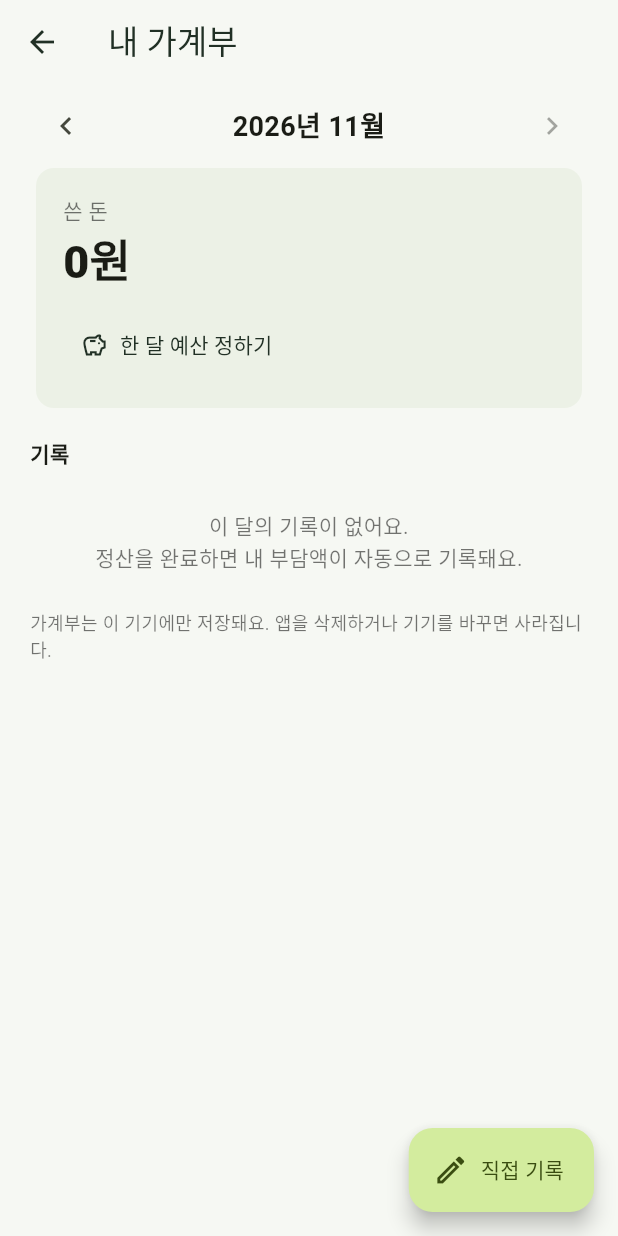
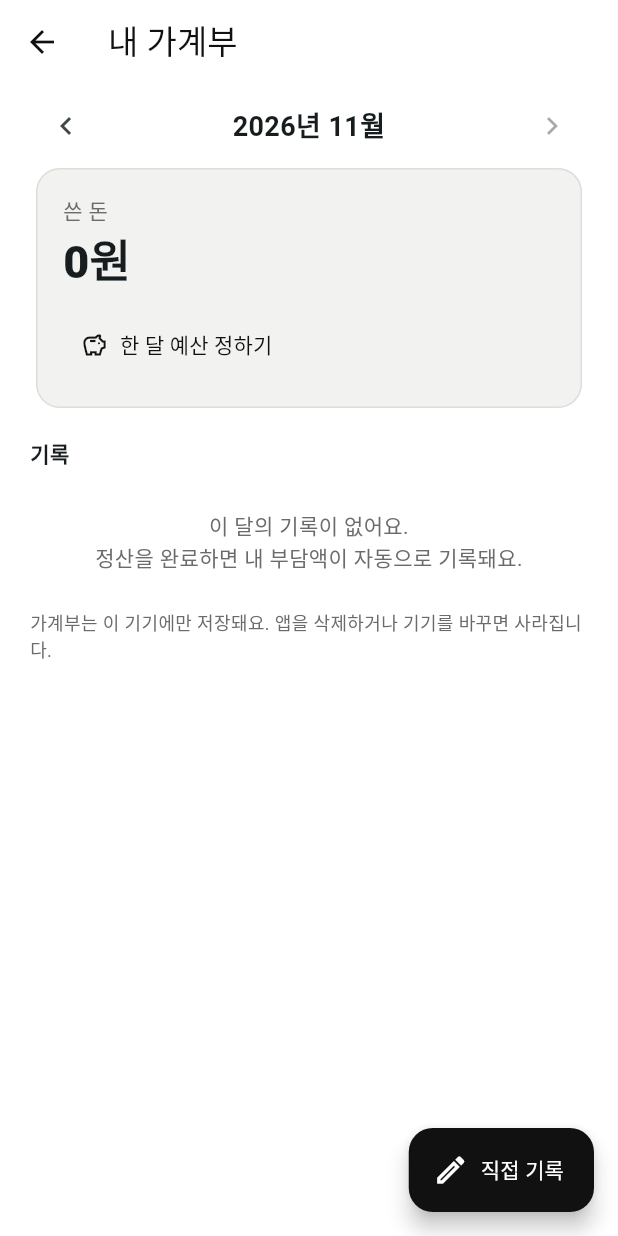
Before and after one commit to skngyj/toong, a Flutter app: the screen it shows after launch, after a tap on "내 가계부", on a phone screen of 412 x 824 dp. Run offline on Flutter 3.47's test engine with Material 3 defaults, Android fonts, the phone set to English and light mode, and no system bars; our stand-ins replace app_links, image_picker, shared_preferences, supabase_flutter; accounts and stored records are empty.

Commit message:
design: 앱 색을 아이콘과 같은 흑백으로 바꾸고 홈에 로고 추가
- lib/theme.dart로 색과 테마를 모음: 흰 바탕, 검정 주요 버튼·글씨, 옅은 회색 카드
- 취소·예산 초과는 빨강, 주의 안내는 기존 옅은 주황 유지
- 홈 화면 제목 위에 아이콘과 같은 4조각 '퉁' 로고(assets/logo.png)

Co-Authored-By: Claude Opus 5.5 <noreply@anthropic.com>
Claude-Session: https://claude.ai/code/session_017fyv9J7iQ4yWcBZU2n6JYN

```diff
--- a/lib/app.dart
+++ b/lib/app.dart
@@ -14,12 +14,11 @@ import 'domain/receipt.dart';
 import 'domain/record.dart';
 import 'domain/settlement.dart';
 import 'ledger_page.dart';
-
-const _ink = Color(0xFF213025);
-const _lime = Color(0xFFC8EE7D);
-const _canvas = Color(0xFFF6F8F3);
-const _soft = Color(0xFFECF1E6);
-const _danger = Color(0xFFE5484D);
+import 'theme.dart';
+
+const _ink = toongInk;
+const _soft = toongSoft;
+const _danger = toongDanger;
 
 String money(int value) =>
     '${value.toString().replaceAllMapped(RegExp(r'\B(?=(\d{3})+(?!\d))'), (_) => ',')}원';
@@ -91,39 +90,7 @@ class _ToongAppState extends State<ToongApp> {
     navigatorKey: navigator,
     title: '퉁',
     debugShowCheckedModeBanner: false,
-    theme: ThemeData(
-      useMaterial3: true,
-      colorScheme: ColorScheme.fromSeed(
-        seedColor: _lime,
-        primary: _ink,
-        surface: _canvas,
-      ),
-      scaffoldBackgroundColor: _canvas,
-      appBarTheme: const AppBarTheme(
-        backgroundColor: _canvas,
-        foregroundColor: _ink,
-        centerTitle: false,
-      ),
-      filledButtonTheme: FilledButtonThemeData(
-        style: FilledButton.styleFrom(
-          backgroundColor: _lime,
-          foregroundColor: _ink,
-          minimumSize: const Size(double.infinity, 54),
-          shape: RoundedRectangleBorder(
-            borderRadius: BorderRadius.circular(18),
-          ),
-        ),
-      ),
-      inputDecorationTheme: InputDecorationTheme(
-        filled: true,
-        fillColor: Colors.white,
-        border: OutlineInputBorder(borderRadius: BorderRadius.circular(16)),
-        contentPadding: const EdgeInsets.symmetric(
-          horizontal: 16,
-          vertical: 14,
-        ),
-      ),
-    ),
+    theme: toongTheme(),
     home: HomePage(store: store),
   );
 }
@@ -259,7 +226,7 @@ class _TextDialogState extends State<_TextDialog> {
           if (widget.help != null)
             Text(
               widget.help!,
-              style: const TextStyle(fontSize: 13, color: Colors.black54),
+              style: const TextStyle(fontSize: 13, color: toongSub),
             ),
         ],
       ),
@@ -327,6 +294,17 @@ class HomePage extends StatelessWidget {
           crossAxisAlignment: CrossAxisAlignment.stretch,
           children: [
             const Spacer(flex: 2),
+            // 앱 아이콘과 같은 4조각 '퉁' 로고.
+            Align(
+              alignment: Alignment.centerLeft,
+              child: Image.asset(
+                'assets/logo.png',
+                width: 64,
+                height: 64,
+                semanticLabel: '퉁 로고',
+              ),
+            ),
+            const SizedBox(height: 22),
             const Text(
               '복잡한 정산,\n퉁으로 끝.',
               style: TextStyle(
@@ -617,7 +595,7 @@ class _RoomListPageState extends State<RoomListPage> {
                 padding: EdgeInsets.only(bottom: 8),
                 child: Text(
                   '이 기기에만 저장돼 있어요. 앱을 삭제하거나 기기를 바꾸면 사라집니다.',
-                  style: TextStyle(fontSize: 13, color: Colors.black54),
+                  style: TextStyle(fontSize: 13, color: toongSub),
                 ),
               ),
             ],
@@ -1140,7 +1118,7 @@ class _RoomPageState extends State<RoomPage> {
                     child: Text(
                       '체험 모드 · 이 기기에만 저장됩니다. 다른 기기와 연결하려면 서버 설정이 필요해요.',
                       textAlign: TextAlign.center,
-                      style: TextStyle(fontSize: 12, color: Colors.black54),
+                      style: TextStyle(fontSize: 12, color: toongSub),
                     ),
                   ),
               ],
@@ -1192,7 +1170,7 @@ class _ExpiryCard extends StatelessWidget {
       _ => (Icons.timer_outlined, left, roomExpiryNotice),
     };
     return Card(
-      color: expired || urgent ? const Color(0xFFFFF1E6) : _soft,
+      color: expired || urgent ? toongWarn : _soft,
       elevation: 0,
       child: Padding(
         padding: const EdgeInsets.all(16),
@@ -1212,7 +1190,7 @@ class _ExpiryCard extends StatelessWidget {
                   const SizedBox(height: 4),
                   Text(
                     body,
-                    style: const TextStyle(fontSize: 13, color: Colors.black54),
+                    style: const TextStyle(fontSize: 13, color: toongSub),
                   ),
                   if (onExtend != null || onFreeze != null || onThaw != null)
                     Padding(
@@ -1674,7 +1652,7 @@ class _ScanSummary extends StatelessWidget {
     };
     return Card(
       margin: const EdgeInsets.only(top: 12),
-      color: warn ? const Color(0xFFFFF1E6) : _soft,
+      color: warn ? toongWarn : _soft,
       elevation: 0,
       child: Padding(
         padding: const EdgeInsets.all(16),
@@ -1693,7 +1671,7 @@ class _ScanSummary extends StatelessWidget {
             const SizedBox(height: 4),
             const Text(
               '인식 결과가 틀릴 수 있어요. 항목을 확인하고 먹은 사람을 골라주세요.',
-              style: TextStyle(fontSize: 13, color: Colors.black54),
+              style: TextStyle(fontSize: 13, color: toongSub),
             ),
             TextButton.icon(
               onPressed: onSelectAll,
@@ -1810,7 +1788,7 @@ class _DrawDialogState extends State<DrawDialog>
               height: 88,
               alignment: Alignment.center,
               decoration: BoxDecoration(
-                color: done ? _lime : _soft,
+                color: done ? _ink : _soft,
                 borderRadius: BorderRadius.circular(20),
               ),
               child: Text(
@@ -1818,10 +1796,10 @@ class _DrawDialogState extends State<DrawDialog>
                 maxLines: 1,
                 overflow: TextOverflow.ellipsis,
                 key: const Key('draw-slot'),
-                style: const TextStyle(
+                style: TextStyle(
                   fontSize: 30,
                   fontWeight: FontWeight.w800,
-                  color: _ink,
+                  color: done ? Colors.white : _ink,
                 ),
               ),
             ),
@@ -1948,7 +1926,7 @@ class _RemainderPageState extends State<RemainderPage> {
                   children: [
                     Text(
                       entry.expense.title,
-                      style: const TextStyle(color: Colors.black54),
+                      style: const TextStyle(color: toongSub),
                     ),
                     const SizedBox(height: 4),
                     Text(
@@ -1984,7 +1962,7 @@ class _RemainderPageState extends State<RemainderPage> {
                       const SizedBox(height: 6),
                       const Text(
                         '또는 직접 고르기',
-                        style: TextStyle(fontSize: 13, color: Colors.black54),
+                        style: TextStyle(fontSize: 13, color: toongSub),
                       ),
                       const SizedBox(height: 4),
                     ],
@@ -2096,7 +2074,7 @@ class SettlementPage extends StatelessWidget {
           const SizedBox(height: 10),
           const Text(
             '송금은 사용 중인 은행 앱에서 진행해주세요.',
-            style: TextStyle(color: Colors.black54),
+            style: TextStyle(color: toongSub),
           ),
           const SizedBox(height: 24),
           ExpansionTile(
@@ -2120,7 +2098,7 @@ class SettlementPage extends StatelessWidget {
               padding: EdgeInsets.only(top: 16),
               child: Text(
                 '미연결 과거 참여자가 포함돼 있어요. 송금 대상과 금액을 확인해주세요.',
-                style: TextStyle(color: Colors.black54),
+                style: TextStyle(color: toongSub),
               ),
             ),
         ],
--- a/lib/ledger_page.dart
+++ b/lib/ledger_page.dart
@@ -5,12 +5,13 @@ import 'app.dart';
 import 'data/ledger_store.dart';
 import 'data/record_store.dart';
 import 'domain/ledger.dart';
+import 'theme.dart';
 import 'data/room_store.dart' show newId;
 
-const _warnColor = Color(0xFFFFF1E6);
-const _overColor = Color(0xFFE5484D);
-const _okColor = Color(0xFFC8EE7D);
-const _softColor = Color(0xFFECF1E6);
+const _warnColor = toongWarn;
+const _overColor = toongDanger;
+const _okColor = toongInk;
+const _softColor = toongSoft;
 
 /// 예산 알림 창. 문구가 없으면 아무것도 하지 않는다.
 Future<void> showBudgetAlert(BuildContext context, String? message) async {
@@ -198,7 +199,7 @@ class _LedgerPageState extends State<LedgerPage> {
                     child: Text(
                       '이 달의 기록이 없어요.\n정산을 완료하면 내 부담액이 자동으로 기록돼요.',
                       textAlign: TextAlign.center,
-                      style: TextStyle(color: Colors.black54),
+                      style: TextStyle(color: toongSub),
                     ),
                   ),
                 for (final e in monthly)
@@ -224,7 +225,7 @@ class _LedgerPageState extends State<LedgerPage> {
                   ),
                 const Text(
                   '가계부는 이 기기에만 저장돼요. 앱을 삭제하거나 기기를 바꾸면 사라집니다.',
-                  style: TextStyle(fontSize: 12, color: Colors.black54),
+                  style: TextStyle(fontSize: 12, color: toongSub),
                 ),
               ],
             ),
@@ -254,7 +255,7 @@ class _SummaryCard extends StatelessWidget {
         child: Column(
           crossAxisAlignment: CrossAxisAlignment.start,
           children: [
-            const Text('쓴 돈', style: TextStyle(color: Colors.black54)),
+            const Text('쓴 돈', style: TextStyle(color: toongSub)),
             Text(
               money(spent),
               style: const TextStyle(fontSize: 30, fontWeight: FontWeight.w800),
--- /dev/null
+++ b/lib/theme.dart
@@ -0,0 +1,94 @@
+import 'package:flutter/material.dart';
+
+/// 앱 색. 앱 아이콘(검정 바탕 위 흰 영수증, 검정 글씨)과 같은 흑백 계열이다.
+const toongInk = Color(0xFF111111);
+
+/// 아이콘 바탕색. 진한 강조가 필요할 때 쓴다.
+const toongDark = Color(0xFF222222);
+
+/// 화면 바탕. 영수증 종이처럼 흰색.
+const toongCanvas = Color(0xFFFFFFFF);
+
+/// 카드·안내 상자 바탕. 아주 옅은 회색.
+const toongSoft = Color(0xFFF2F2F0);
+
+/// 테두리·구분선.
+const toongLine = Color(0xFFDDDDDA);
+
+/// 보조 글씨.
+const toongSub = Color(0xFF6B6B6B);
+
+/// 주의가 필요한 안내 상자 바탕(삭제 임박, 금액 불일치, 예산 초과 직전).
+const toongWarn = Color(0xFFFFF1E6);
+
+/// 취소 버튼, 예산 초과처럼 위험을 알리는 색.
+const toongDanger = Color(0xFFE5484D);
+
+ThemeData toongTheme() => ThemeData(
+  useMaterial3: true,
+  colorScheme: ColorScheme.fromSeed(
+    seedColor: toongInk,
+    primary: toongInk,
+    onPrimary: Colors.white,
+    secondaryContainer: const Color(0xFFE6E6E3),
+    onSecondaryContainer: toongInk,
+    surface: toongCanvas,
+    error: toongDanger,
+  ),
+  scaffoldBackgroundColor: toongCanvas,
+  appBarTheme: const AppBarTheme(
+    backgroundColor: toongCanvas,
+    foregroundColor: toongInk,
+    surfaceTintColor: Colors.transparent,
+    centerTitle: false,
+  ),
+  cardTheme: const CardThemeData(
+    color: toongCanvas,
+    surfaceTintColor: Colors.transparent,
+    elevation: 0,
+    shape: RoundedRectangleBorder(
+      side: BorderSide(color: toongLine),
+      borderRadius: BorderRadius.all(Radius.circular(16)),
+    ),
+  ),
+  filledButtonTheme: FilledButtonThemeData(
+    style: FilledButton.styleFrom(
+      backgroundColor: toongInk,
+      foregroundColor: Colors.white,
+      minimumSize: const Size(double.infinity, 54),
+      shape: RoundedRectangleBorder(borderRadius: BorderRadius.circular(18)),
+    ),
+  ),
+  outlinedButtonTheme: OutlinedButtonThemeData(
+    style: OutlinedButton.styleFrom(
+      foregroundColor: toongInk,
+      side: const BorderSide(color: toongInk, width: 1.2),
+      shape: RoundedRectangleBorder(borderRadius: BorderRadius.circular(18)),
+    ),
+  ),
+  textButtonTheme: TextButtonThemeData(
+    style: TextButton.styleFrom(foregroundColor: toongInk),
+  ),
+  floatingActionButtonTheme: const FloatingActionButtonThemeData(
+    backgroundColor: toongInk,
+    foregroundColor: Colors.white,
+  ),
+  progressIndicatorTheme: const ProgressIndicatorThemeData(
+    color: toongInk,
+    linearTrackColor: toongSoft,
+  ),
+  inputDecorationTheme: InputDecorationTheme(
+    filled: true,
+    fillColor: Colors.white,
+    border: OutlineInputBorder(borderRadius: BorderRadius.circular(16)),
+    enabledBorder: OutlineInputBorder(
+      borderRadius: BorderRadius.circular(16),
+      borderSide: const BorderSide(color: toongLine),
+    ),
+    focusedBorder: OutlineInputBorder(
+      borderRadius: BorderRadius.circular(16),
+      borderSide: const BorderSide(color: toongInk, width: 1.5),
+    ),
+    contentPadding: const EdgeInsets.symmetric(horizontal: 16, vertical: 14),
+  ),
+);
--- a/pubspec.yaml
+++ b/pubspec.yaml
@@ -61,6 +61,8 @@ flutter:
   # the material Icons class.
   uses-material-design: true
 
+  assets:
+    - assets/logo.png
   # To add assets to your application, add an assets section, like this:
   # assets:
   #   - images/a_dot_burr.jpeg
```
Also changed, not shown: assets/logo.png (added).
